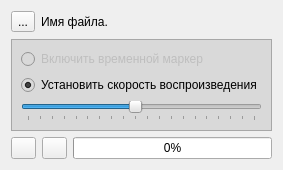
Old version of the form src/playerform.ui in the repository VorobetsRoman/ipRecorder.
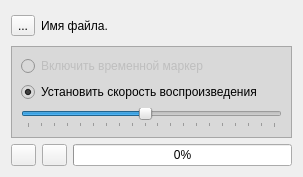
New version of the form. Icons and pictures are not drawn.

Commit message: updated path to buttons.qrc

```diff
--- a/src/playerform.ui
+++ b/src/playerform.ui
@@ -6,8 +6,8 @@
    <rect>
     <x>0</x>
     <y>0</y>
-    <width>262</width>
-    <height>170</height>
+    <width>303</width>
+    <height>177</height>
    </rect>
   </property>
   <property name="windowTitle">
```
Left out of the diff: 6 changed lines with no effect on the pictures. The commit also changes 2 other files.
